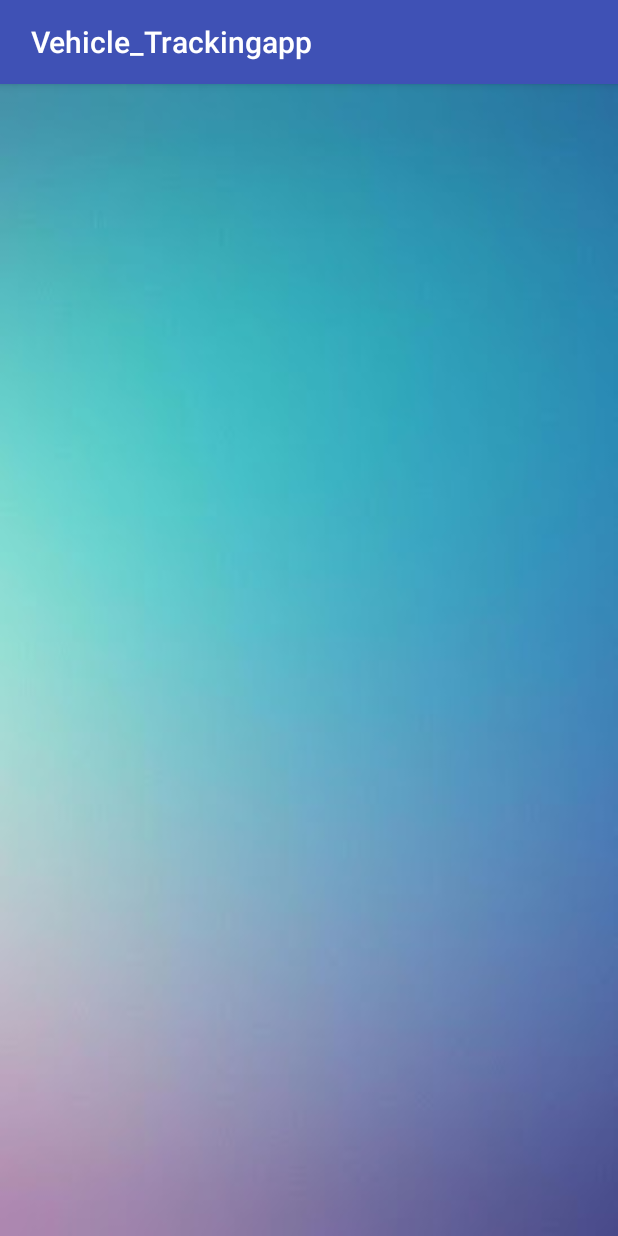
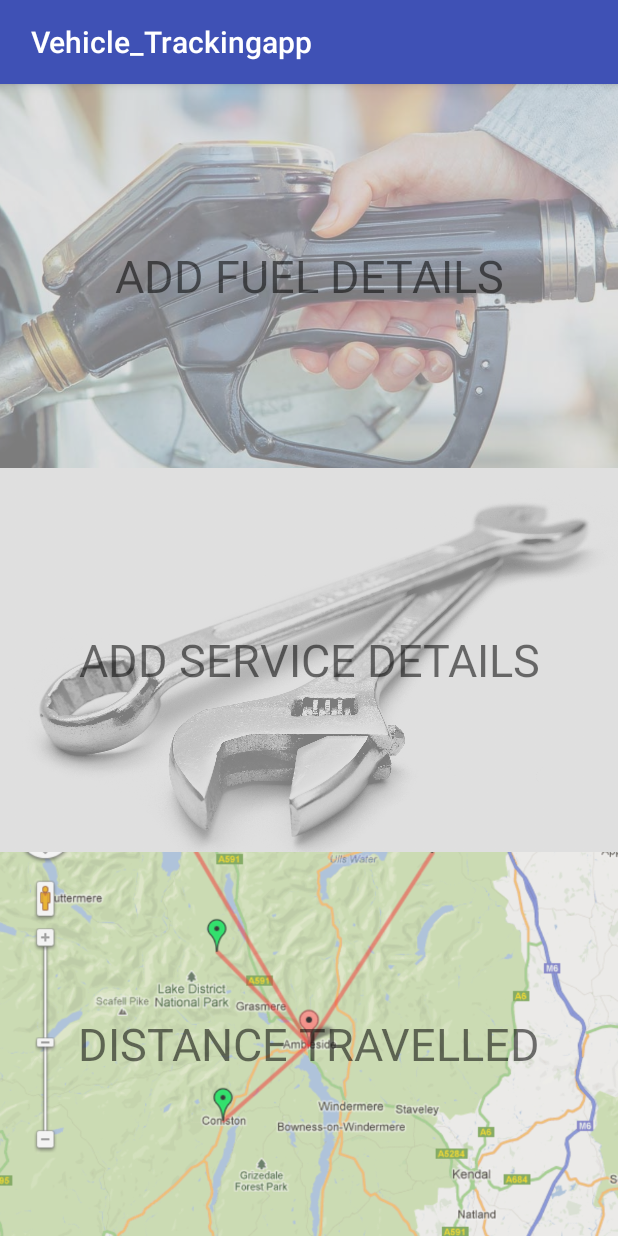
Before and after one commit to kiratuppal/Vehicle_Trackingapp, an Android app: the drivermenu screen opened directly, with no data from a screen before it, on a phone screen of 412 x 824 dp. Run offline under Robolectric (Android 15) with nearby library versions, the phone set to English and light mode, and no system bars.

Commit message:
files updated

```diff
--- a/app/src/main/AndroidManifest.xml
+++ b/app/src/main/AndroidManifest.xml
@@ -35,7 +35,8 @@
             android:value="@integer/google_play_services_version" />
 
         <activity android:name=".add_driver" />
-        <activity android:name=".drivermenu"></activity>
+        <activity android:name=".drivermenu" />
+        <activity android:name=".distance_driver"></activity>
     </application>
 
 </manifest>
--- a/app/src/main/java/com/example/lenovo/vehicle_trackingapp/ip_adress.java
+++ b/app/src/main/java/com/example/lenovo/vehicle_trackingapp/ip_adress.java
@@ -6,5 +6,5 @@ package com.example.lenovo.vehicle_trackingapp;
 
 public class ip_adress {
 
-    public static String ip = "192.168.43.218";
+    public static String ip = "192.168.0.22";
 }
--- a/app/src/main/res/layout/activity_drivermenu.xml
+++ b/app/src/main/res/layout/activity_drivermenu.xml
@@ -1,11 +1,108 @@
 <?xml version="1.0" encoding="utf-8"?>
-<RelativeLayout xmlns:android="http://schemas.android.com/apk/res/android"
+<LinearLayout xmlns:android="http://schemas.android.com/apk/res/android"
     xmlns:tools="http://schemas.android.com/tools"
     android:id="@+id/activity_drivermenu"
     android:layout_width="match_parent"
     android:layout_height="match_parent"
-    android:background="@drawable/blurimage"
+    android:orientation="vertical"
+
     tools:context="com.example.lenovo.vehicle_trackingapp.drivermenu">
 
+<RelativeLayout
+    android:layout_width="match_parent"
+    android:layout_height="match_parent"
+    android:id="@+id/layout2"
+    android:layout_weight="1"
+    >
+   <ImageView
+       android:layout_width="match_parent"
+       android:layout_height="wrap_content"
+       android:src="@drawable/pump"
+       android:scaleType="centerCrop"
+       android:onClick="goto_fuel"
 
-</RelativeLayout>
+       />
+    <ImageView
+        android:layout_width="match_parent"
+        android:layout_height="match_parent"
+        android:background="#9bcccccc"/>
+    <TextView
+        android:layout_width="match_parent"
+        android:layout_height="wrap_content"
+        android:text="ADD FUEL DETAILS"
+        android:textSize="30dp"
+        android:gravity="center"
+        android:layout_centerInParent="true"
+        />
+    </RelativeLayout>
+    <RelativeLayout
+        android:layout_width="match_parent"
+        android:layout_height="match_parent"
+        android:layout_weight="1"
+        android:id="@+id/relative2">
+
+        <ImageView
+            android:layout_width="match_parent"
+            android:layout_height="wrap_content"
+            android:src="@drawable/servtool"
+            android:scaleType="centerCrop"
+            android:onClick="goto_service"
+            />
+        <ImageView
+            android:layout_width="match_parent"
+            android:layout_height="match_parent"
+            android:background="#9bcccccc"/>
+
+        <TextView
+            android:layout_width="match_parent"
+            android:layout_height="wrap_content"
+            android:text="ADD SERVICE DETAILS"
+            android:textSize="30dp"
+            android:gravity="center_horizontal"
+            android:layout_centerInParent="true"/>
+
+
+    </RelativeLayout>
+
+    <RelativeLayout
+        android:layout_width="match_parent"
+        android:layout_height="match_parent"
+        android:layout_weight="1"
+
+        >
+        <ImageView
+            android:layout_width="match_parent"
+            android:layout_height="wrap_content"
+            android:src="@drawable/ambleside"
+            android:scaleType="centerCrop"
+            android:onClick="distance"
+            />
+        <ImageView
+            android:layout_width="match_parent"
+            android:layout_height="match_parent"
+            android:background="#3fcccccc"/>
+
+        <TextView
+            android:layout_width="match_parent"
+            android:layout_height="wrap_content"
+            android:text="DISTANCE TRAVELLED"
+            android:textSize="30dp"
+            android:gravity="center_horizontal"
+            android:layout_centerInParent="true"/>
+
+    </RelativeLayout>
+
+
+
+
+    <RelativeLayout
+        android:layout_width="match_parent"
+        android:layout_height="wrap_content"
+        >
+
+    </RelativeLayout>
+
+
+
+
+</LinearLayout>
--- a/app/src/main/res/layout/activity_registration.xml
+++ b/app/src/main/res/layout/activity_registration.xml
@@ -20,7 +20,8 @@
         android:layout_height="wrap_content"
         android:layout_margin="20dp"
         android:text="Driver Registration"
-        android:textSize="40dp"
+        android:textSize="30dp"
+        android:gravity="center_horizontal"
         android:id="@+id/driver_reg"
         />
 
```
Also changed, not shown: app/src/main/java/com/example/lenovo/vehicle_trackingapp/Userlogin.java (+74 -0 lines), app/src/main/java/com/example/lenovo/vehicle_trackingapp/distance_driver.java (added, +13 -0 lines), app/src/main/java/com/example/lenovo/vehicle_trackingapp/drivermenu.java (+22 -0 lines), app/src/main/res/layout/activity_distance_driver.xml (added, +13 -0 lines), app/src/main/res/drawable/ambleside.png (added), app/src/main/res/drawable/manuser.png, app/src/main/res/drawable/pump.png (added), app/src/main/res/drawable/servtool.png (added).
